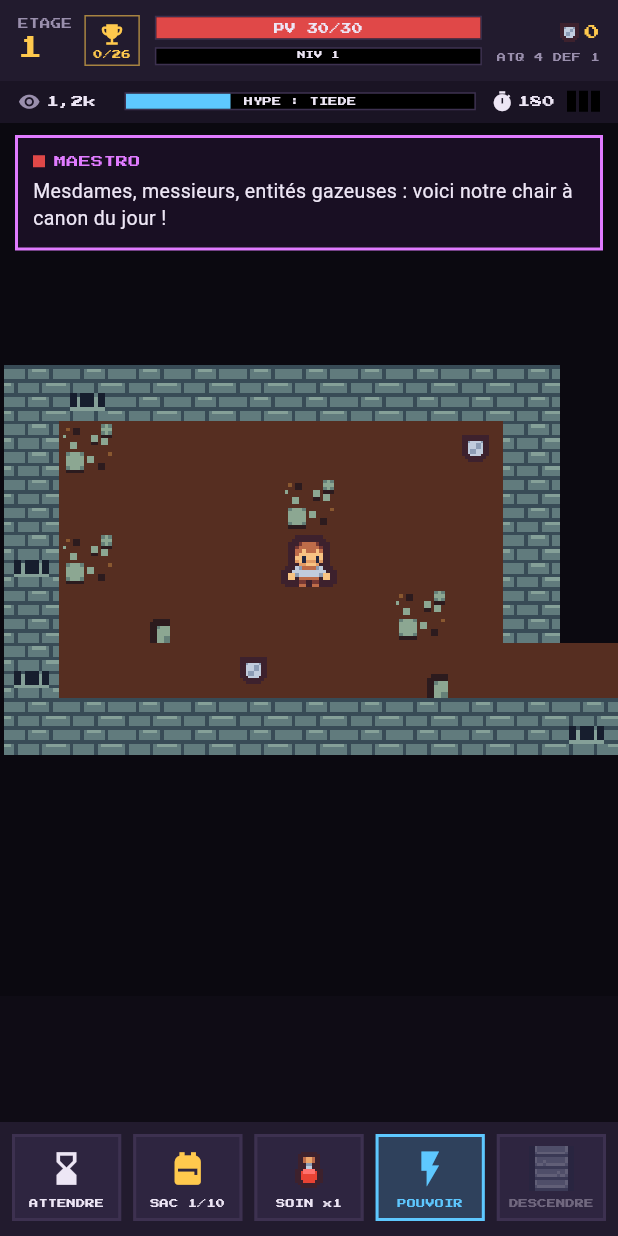
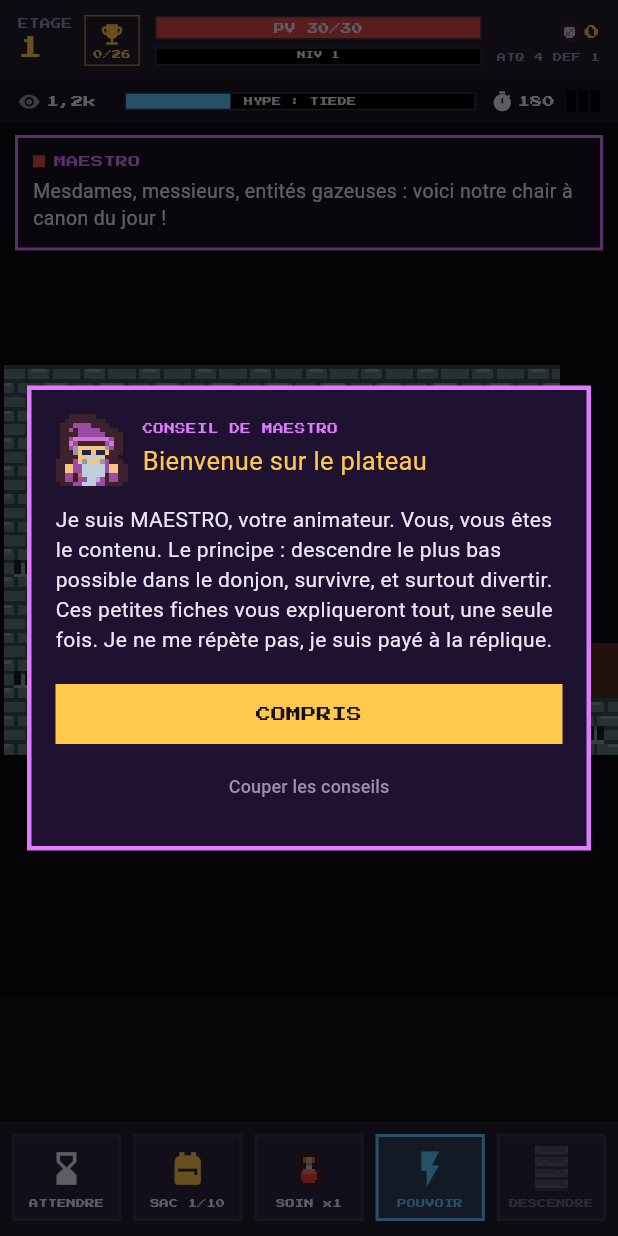
Before and after one commit to WhiteSparrows/dungeon_crawler, a Flutter app: the screen it shows after launch, after a tap on "ENTRER EN SCENE", on a phone screen of 412 x 824 dp. Run offline on Flutter 3.47's test engine with Material 3 defaults, Android fonts, the phone set to English and light mode, and no system bars; our stand-ins replace audioplayers, shared_preferences.

Commit message:
Tutoriel : conseils de MAESTRO au fil de la partie
- 22 conseils (lib/content/tips.dart), chacun affiché une seule fois au
  moment où la mécanique apparaît : déplacements, bandeau, monstres,
  pouvoir, potions, sac, loot box, coffres, lieux, pièges, escalier,
  compte à rebours, hype, sponsors, altérations, boss, interview,
  coulisses, fin de run, Loge.
- Choix du conseil par nextInGameTip (lib/ui/tutorial.dart) ; un seul à
  la fois, jamais par-dessus une interview ou un lieu ; la marche auto
  s'arrête ; la fiche ne se ferme que par « Compris ».
- Conseils vus mémorisés dans le profil ; réglages pour les couper ou
  les revoir.

97 tests.

Co-Authored-By: Claude Opus 5.5 <noreply@anthropic.com>

```diff
--- /dev/null
+++ b/lib/content/tips.dart
@@ -0,0 +1,92 @@
+/// Conseils de MAESTRO, affichés une seule fois, au moment où la mécanique apparaît.
+/// Le ton est moqueur, mais chaque conseil dit clairement quoi faire.
+class TipDef {
+  const TipDef(this.id, this.title, this.text);
+  final String id;
+  final String title;
+  final String text;
+}
+
+const tipDefs = <TipDef>[
+  TipDef('welcome', 'Bienvenue sur le plateau',
+      "Je suis MAESTRO, votre animateur. Vous, vous êtes le contenu. Le principe : descendre le plus bas "
+          "possible dans le donjon, survivre, et surtout divertir. Ces petites fiches vous expliqueront tout, "
+          "une seule fois. Je ne me répète pas, je suis payé à la réplique."),
+  TipDef('move', 'Se déplacer',
+      "Touchez une case pour y aller (le trajet s'arrête si un monstre apparaît). Glissez le doigt pour faire "
+          "un seul pas. Touchez un monstre collé à vous pour le frapper. Touchez-vous vous-même pour attendre "
+          "un tour. Une croix directionnelle existe dans les réglages, pour les nostalgiques."),
+  TipDef('hud', 'Lire le bandeau',
+      "En haut : vos PV, votre niveau, votre or. Juste dessous : le nombre de spectateurs, la HYPE, le compte à "
+          "rebours de l'étage et les jauges de vos trois sponsors. Touchez ce bandeau pour ouvrir la régie et "
+          "voir ce que chaque sponsor aime."),
+  TipDef('monster', 'Un monstre !',
+      "Les monstres jouent quand vous jouez : un pas pour vous, un pas pour eux. Frappez-les au contact. Les "
+          "petits carrés de couleur au-dessus d'eux sont des altérations (poison, feu, étourdi, gêné). Ceux qui "
+          "tirent de loin, explosent ou soignent sont à traiter en priorité."),
+  TipDef('skill', 'Votre POUVOIR',
+      "Le bouton POUVOIR déclenche la compétence de votre rôle. Elle se recharge en quelques tours. "
+          "Appui long sur le bouton pour lire ce qu'elle fait. N'hésitez pas, le public adore les numéros."),
+  TipDef('potion', 'Vous saignez',
+      "Le bouton SOIN boit une potion de soin. Elle retire aussi le poison et le feu. Les fioles mystère, "
+          "elles, peuvent faire n'importe quoi : on ne sait ce qu'elles font qu'en les goûtant. Le public adore "
+          "quand vous goûtez."),
+  TipDef('bag', 'Un objet à équiper',
+      "Ouvrez le SAC : touchez un objet pour voir ses effets et le comparer à ce que vous portez, puis "
+          "ÉQUIPER. Une arme et un accessoire à la fois. Équiper, boire ou jeter prend un tour."),
+  TipDef('lootbox', 'Une loot box',
+      "Le coffre doré qui clignote en bas à droite, ce sont vos loot boxes. Touchez-le pour les ouvrir, "
+          "c'est gratuit et ça ne prend pas de tour. Vous en gagnez avec les succès, les montées de niveau, "
+          "les coffres et les sponsors."),
+  TipDef('chest', 'Un coffre',
+      "Frappez un coffre pour l'ouvrir : il donne une loot box. Attention, à partir de l'étage 2, certains "
+          "coffres sont des MIMIQUES. Ils ont des dents. Personne ne vous avait prévenu. Sauf moi, là."),
+  TipDef('feature', 'Un lieu interactif',
+      "Le « ? » doré signale un lieu interactif : fontaine, autel de sponsor, distributeur… Marchez dessus "
+          "pour faire un choix. Les conséquences sont souvent bonnes. Souvent."),
+  TipDef('stairs', "L'escalier",
+      "Voilà la sortie de l'étage. Marchez dessus puis touchez DESCENDRE (ou touchez-vous). Vous passerez "
+          "par mon plateau pour une interview avant l'étage suivant. Tous les 3 étages, un boss garde l'escalier."),
+  TipDef('timer', 'Fin d\'épisode',
+      "Le chronomètre en haut compte les tours avant la DÉMOLITION de l'étage. À zéro, le plafond vous tombe "
+          "dessus, de plus en plus fort. Fouiller rapporte, traîner tue. Choisissez."),
+  TipDef('hype', 'La HYPE',
+      "La hype monte quand vous faites le spectacle : éliminations en série, risques, succès. Elle retombe "
+          "quand vous traînez. Elle fait grimper l'audience et plaît aux sponsors. Si le public s'ennuie trop, "
+          "la régie lâche des monstres pour pimenter. Je dis ça pour vous."),
+  TipDef('sponsor', 'Un sponsor est content',
+      "Chaque sponsor a ses goûts : le sang, les potions, l'agonie, la vitesse, l'or… Remplissez leur jauge "
+          "et ils vous parachutent une loot box. La régie (touchez le bandeau) détaille ce que chacun aime."),
+  TipDef('status', 'Altération',
+      "Vous êtes sous le coup d'une altération. POISON et FEU font des dégâts chaque tour, ÉTOURDI fait perdre "
+          "un tour, GÊNÉ divise vos dégâts par deux. Ça passe tout seul. La potion de soin retire poison et feu, "
+          "le pansement sponsorisé retire tout."),
+  TipDef('trap', 'Un piège',
+      "Les pièges sont cachés jusqu'à ce qu'on marche dessus, ou qu'on les repère en passant à côté. Une "
+          "fois repérés, ils sont marqués d'une croix et le déplacement automatique les évite. La trappe, elle, "
+          "vous fait tomber à l'étage suivant. Sans interview. Je le prends mal."),
+  TipDef('mod', "Modificateur d'étage",
+      "Cet étage a une règle spéciale, rappelée dans le bandeau sous le compteur : panne de courant, happy "
+          "hour, double XP… Adaptez-vous. Ou pas, c'est aussi de la bonne télé."),
+  TipDef('boss', 'Un boss',
+      "La tête d'affiche de la zone. Tant qu'il est debout, la sortie est verrouillée. Sa barre de vie "
+          "s'affiche en haut. Certains appellent des renforts, d'autres s'énervent quand ils sont blessés. "
+          "Bonne chance. Non, vraiment."),
+  TipDef('interview', "L'interview",
+      "Sur mon plateau, je pose des questions et vous choisissez une réponse. Chaque réponse a des "
+          "conséquences : hype, or, soins, sponsors, temps ou monstres en plus à l'étage suivant. La réaction "
+          "du public vous dira si c'était une bonne idée."),
+  TipDef('backstage', 'Les coulisses',
+      "Entre deux étages : prenez un TALENT gratuit (un seul, bonus permanent pour la run), soignez-vous à "
+          "l'infirmerie et faites vos courses à la boutique. Puis RETOUR EN SCÈNE."),
+  TipDef('gameover', 'Fin de diffusion',
+      "C'est fini pour cette fois. Mais rien n'est perdu : vous touchez des DROITS D'AUTEUR selon l'étage "
+          "atteint, l'audience et vos exploits. Dépensez-les dans la Loge des stars pour débloquer des rôles et "
+          "des bonus permanents. Puis recommencez. Encore. Et encore."),
+  TipDef('loge', 'La Loge des stars',
+      "Depuis le menu, la LOGE DES STARS vous permet de signer de nouveaux rôles (chacun avec son pouvoir) "
+          "et d'acheter des contrats permanents. Le DÉFI DU JOUR propose le même donjon à tout le monde, avec "
+          "50 % de droits d'auteur en plus."),
+];
+
+TipDef tipById(String id) => tipDefs.firstWhere((t) => t.id == id);
--- a/lib/meta/profile.dart
+++ b/lib/meta/profile.dart
@@ -94,6 +94,10 @@ class Profile {
   bool dpad = false;
   bool soundFx = true;
   bool music = true;
+
+  // Tutoriel : conseils de MAESTRO déjà vus
+  bool tipsOn = true;
+  final seenTips = <String>{};
 
   // Défi du jour
   String dailyDate = '';
@@ -230,6 +234,8 @@ class Profile {
         'dpad': dpad,
         'sfx': soundFx,
         'music': music,
+        'tipsOn': tipsOn,
+        'seenTips': seenTips.toList(),
       };
 
   factory Profile.fromJson(Map<String, Object?> j) {
@@ -247,7 +253,9 @@ class Profile {
       ..vibrations = j['vibrations'] as bool? ?? true
       ..dpad = j['dpad'] as bool? ?? false
       ..soundFx = j['sfx'] as bool? ?? true
-      ..music = j['music'] as bool? ?? true;
+      ..music = j['music'] as bool? ?? true
+      ..tipsOn = j['tipsOn'] as bool? ?? true;
+    p.seenTips.addAll((j['seenTips'] as List?)?.cast<String>() ?? const []);
     p.achievements.addAll((j['achievements'] as List?)?.cast<String>() ?? const []);
     p.roles.addAll((j['roles'] as List?)?.cast<String>() ?? const []);
     final ups = j['upgrades'] as Map?;
--- a/lib/ui/game_controller.dart
+++ b/lib/ui/game_controller.dart
@@ -152,6 +152,9 @@ class GameController extends ChangeNotifier {
     _autoPath = [];
     _perform(const QuaffAction());
   }
+
+  /// Interrompt le déplacement automatique (ex. : un conseil s'affiche).
+  void stopAutoWalk() => _autoPath = [];
 
   /// Compétence active du rôle.
   void skill() {
--- a/lib/ui/screens/game_screen.dart
+++ b/lib/ui/screens/game_screen.dart
@@ -19,6 +19,7 @@ import '../render/sprite_atlas.dart';
 import '../audio.dart';
 import '../theme.dart';
 import 'achievements_screen.dart';
+import '../tutorial.dart';
 import 'backstage_screen.dart';
 import 'feature_dialog.dart';
 import 'inventory_sheet.dart';
@@ -59,6 +60,7 @@ class _GameScreenState extends State<GameScreen> with TickerProviderStateMixin,
     WidgetsBinding.instance.addPostFrameCallback((_) {
       _watchBackstage();
       _watchFeature();
+      _watchTips();
     });
   }
 
@@ -80,6 +82,7 @@ class _GameScreenState extends State<GameScreen> with TickerProviderStateMixin,
     c.vibrations = widget.store.profile.vibrations;
     c.addListener(_watchBackstage);
     c.addListener(_watchFeature);
+    c.addListener(_watchTips);
     c.addListener(_watchGameOver);
     painter = DungeonPainter(c, widget.atlas);
     _summary = null;
@@ -135,6 +138,29 @@ class _GameScreenState extends State<GameScreen> with TickerProviderStateMixin,
   }
 
   bool _featureOpen = false;
+  bool _tipOpen = false;
+
+  /// Conseils de MAESTRO : un à la fois, quand rien d'autre n'est ouvert.
+  void _watchTips() {
+    final p = widget.store.profile;
+    if (!p.tipsOn || _tipOpen || _backstageOpen || _featureOpen || c.animating) return;
+    final id = nextInGameTip(c.game, p.seenTips);
+    if (id == null) return;
+    _tipOpen = true;
+    widget.store.markTip(id);
+    c.stopAutoWalk();
+    WidgetsBinding.instance.addPostFrameCallback((_) async {
+      if (!mounted) return;
+      // Laisse l'écran de fin s'afficher avant le conseil de fin de partie.
+      if (id == 'gameover') await Future<void>.delayed(const Duration(milliseconds: 600));
+      if (!mounted) return;
+      final off = await showTip(context, widget.atlas, id);
+      if (off) widget.store.setTips(false);
+      _tipOpen = false;
+      _focus.requestFocus();
+      if (mounted) _watchTips();
+    });
+  }
 
   /// Le joueur s'approche d'un lieu interactif : dialogue de choix.
   void _watchFeature() {
@@ -160,7 +186,7 @@ class _GameScreenState extends State<GameScreen> with TickerProviderStateMixin,
         ..music(Music.show);
       await Navigator.of(context).push(
         PageRouteBuilder<void>(
-          pageBuilder: (_, _, _) => BackstageScreen(c: c, atlas: widget.atlas),
+          pageBuilder: (_, _, _) => BackstageScreen(c: c, atlas: widget.atlas, store: widget.store),
           transitionsBuilder: (_, anim, _, child) => FadeTransition(opacity: anim, child: child),
           transitionDuration: const Duration(milliseconds: 500),
         ),
--- a/lib/ui/screens/settings_screen.dart
+++ b/lib/ui/screens/settings_screen.dart
@@ -79,6 +79,30 @@ class SettingsScreen extends StatelessWidget {
                   },
                 ),
                 _toggle(
+                  'Conseils de MAESTRO',
+                  'Petites fiches qui expliquent chaque mécanique, la première fois.',
+                  p.tipsOn,
+                  store.setTips,
+                ),
+                Padding(
+                  padding: const EdgeInsets.only(left: 12, bottom: 10),
+                  child: OutlinedButton.icon(
+                    style: OutlinedButton.styleFrom(
+                      shape: const RoundedRectangleBorder(),
+                      side: const BorderSide(color: Palette.maestro),
+                      padding: const EdgeInsets.all(12),
+                    ),
+                    onPressed: () {
+                      store.resetTips();
+                      ScaffoldMessenger.of(context).showSnackBar(const SnackBar(
+                        content: Text('Les conseils de MAESTRO réapparaîtront au fil de la prochaine partie.'),
+                      ));
+                    },
+                    icon: const Icon(Icons.school, color: Palette.maestro),
+                    label: Text('REVOIR LES CONSEILS', style: pixel(8, color: Palette.maestro)),
+                  ),
+                ),
+                _toggle(
                   'Vibrations',
                   'Coups reçus, éliminations, boss, montées de niveau.',
                   p.vibrations,
--- a/lib/ui/screens/title_screen.dart
+++ b/lib/ui/screens/title_screen.dart
@@ -6,6 +6,7 @@ import '../../meta/profile_store.dart';
 import '../audio.dart';
 import '../render/sprite_atlas.dart';
 import '../theme.dart';
+import '../tutorial.dart';
 import 'achievements_screen.dart';
 import 'game_screen.dart';
 import 'hub_screen.dart';
@@ -79,6 +80,12 @@ class TitleScreen extends StatelessWidget {
   @override
   Widget build(BuildContext context) {
     GameAudio.instance.music(Music.show);
+    // Après la première partie, MAESTRO présente la Loge et le défi du jour.
+    if (store.profile.runs >= 1 && store.takeTip('loge')) {
+      WidgetsBinding.instance.addPostFrameCallback((_) async {
+        if (context.mounted && await showTip(context, atlas, 'loge')) store.setTips(false);
+      });
+    }
     return Scaffold(
       body: SafeArea(
         child: ListenableBuilder(
--- /dev/null
+++ b/lib/ui/tutorial.dart
@@ -0,0 +1,98 @@
+import 'package:flutter/material.dart';
+
+import '../content/sprites.dart';
+import '../content/tips.dart';
+import '../core/game.dart';
+import 'render/sprite_atlas.dart';
+import 'theme.dart';
+
+/// Prochain conseil de MAESTRO à afficher en jeu (le premier de la liste dont la
+/// condition est vraie et qui n'a jamais été vu), ou null.
+String? nextInGameTip(Game g, Set<String> seen) {
+  if (g.gameOver) return seen.contains('gameover') ? null : 'gameover';
+  if (g.backstage != null || g.activeFeature != null) return null;
+  final me = g.player.pos;
+  bool shown(dynamic p) => g.visible.contains(p);
+  final conditions = <String, bool Function()>{
+    'welcome': () => true,
+    'move': () => true,
+    'boss': () => g.bossAnnounced && g.bossAlive,
+    'monster': () => g.monsters.any((m) => !m.disguised && shown(m.pos)),
+    'skill': () => g.skillReady && g.monsters.any((m) => !m.disguised && m.pos.isAdjacent4(me)),
+    'status': () => g.player.statuses.isNotEmpty,
+    'potion': () => g.player.hpRatio < 0.5 && g.healPotions > 0,
+    'trap': () => g.traps.any((t) => t.revealed),
+    'mod': () => g.floorMod != null,
+    'lootbox': () => g.pendingBoxes.isNotEmpty,
+    'bag': () => g.inventory.any((i) => i.def.equippable),
+    'chest': () => g.chests.any((c) => shown(c.pos)) || g.monsters.any((m) => m.disguised && shown(m.pos)),
+    'feature': () => g.features.any((f) => !f.used && shown(f.pos)),
+    'stairs': () => shown(g.level.stairs),
+    'timer': () => g.turnsLeft <= 40,
+    'hud': () => g.turn >= 4,
+    'hype': () => g.turn >= 25,
+    'sponsor': () => g.show.sponsors.any((s) => s.gifts > 0 || s.ratio >= 0.5),
+  };
+  for (final e in conditions.entries) {
+    if (!seen.contains(e.key) && e.value()) return e.key;
+  }
+  return null;
+}
+
+/// Fiche de conseil. Renvoie vrai si le joueur a demandé de couper les conseils.
+Future<bool> showTip(BuildContext context, SpriteAtlas atlas, String id) async {
+  final tip = tipById(id);
+  final off = await showDialog<bool>(
+    context: context,
+    // Pas de fermeture par un tap à côté : un conseil n'apparaît qu'une fois, il ne doit pas
+    // disparaître parce que le joueur tapotait la carte.
+    barrierDismissible: false,
+    barrierColor: const Color(0x99000000),
+    builder: (ctx) => Dialog(
+      backgroundColor: Colors.transparent,
+      insetPadding: const EdgeInsets.all(18),
+      child: Container(
+        padding: const EdgeInsets.all(16),
+        decoration: BoxDecoration(
+          color: const Color(0xFF1F1230),
+          border: Border.all(color: Palette.maestro, width: 3),
+        ),
+        child: Column(
+          mainAxisSize: MainAxisSize.min,
+          crossAxisAlignment: CrossAxisAlignment.stretch,
+          children: [
+            Row(
+              children: [
+                SpriteIcon(atlas, Sprites.maestro, size: 48),
+                const SizedBox(width: 10),
+                Expanded(
+                  child: Column(
+                    crossAxisAlignment: CrossAxisAlignment.start,
+                    children: [
+                      Text('CONSEIL DE MAESTRO', style: pixel(7, color: Palette.maestro)),
+                      const SizedBox(height: 4),
+                      Text(tip.title, style: const TextStyle(color: Palette.gold, fontSize: 17)),
+                    ],
+                  ),
+                ),
+              ],
+            ),
+            const SizedBox(height: 12),
+            Text(tip.text, style: const TextStyle(color: Palette.text, fontSize: 14, height: 1.45)),
+            const SizedBox(height: 16),
+            FilledButton(
+              style: FilledButton.styleFrom(backgroundColor: Palette.gold, shape: const RoundedRectangleBorder()),
+              onPressed: () => Navigator.of(ctx).pop(false),
+              child: Text('COMPRIS', style: pixel(10, color: Palette.bg)),
+            ),
+            TextButton(
+              onPressed: () => Navigator.of(ctx).pop(true),
+              child: const Text('Couper les conseils', style: TextStyle(color: Palette.muted, fontSize: 12)),
+            ),
+          ],
+        ),
+      ),
+    ),
+  );
+  return off ?? false;
+}
```
Also changed, not shown: lib/meta/profile_store.dart (+27 -1 lines), lib/ui/screens/backstage_screen.dart (+22 -2 lines), 2 other files.
